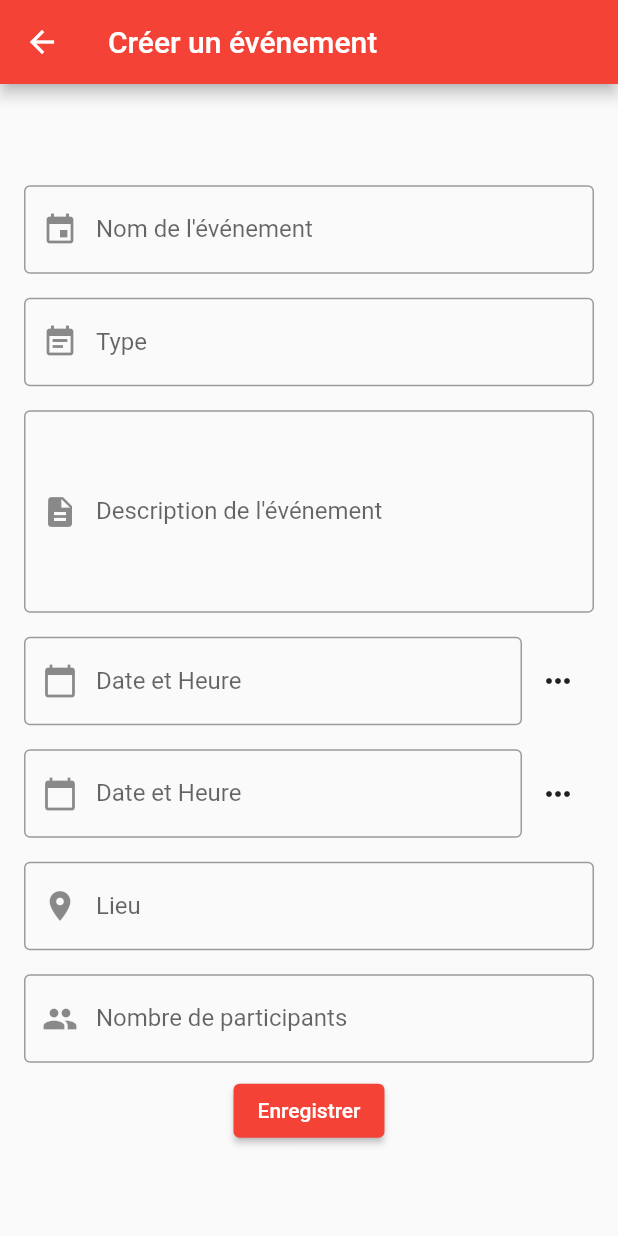
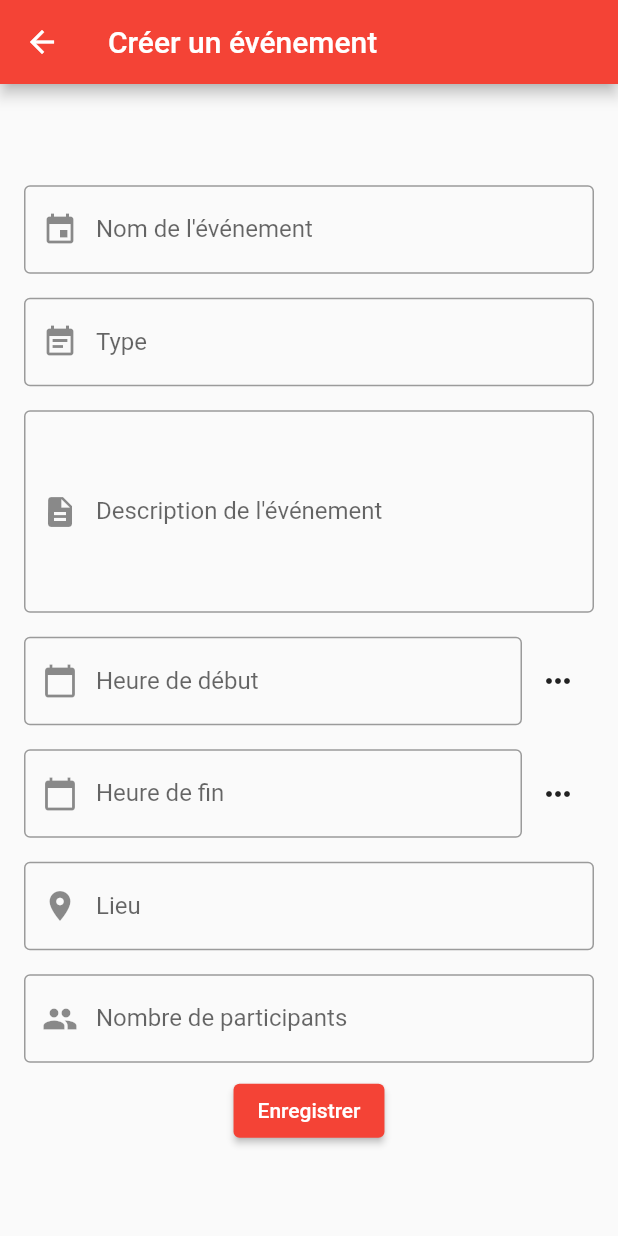
Before and after one commit to regi-gouale/event_checkin, a Flutter app: the screen it shows after launch, after a tap on the "add" icon, on a phone screen of 412 x 824 dp. Run offline on Flutter 3.47's test engine with Material 2 defaults, Android fonts, the phone set to English and light mode, and no system bars; our stand-ins replace cloud_firestore, firebase_core; missing offline and left inert: qr_code_scanner; accounts and stored records are empty; generated files the repository leaves out were written again.

Commit message:
Modification duu titre de l'application Ajout d'un label au champ calendrier Suppression du code mort Gestion des cas d'erreur dans l'appel à la base de donnée Modification du message de scan

```diff
--- a/lib/main.dart
+++ b/lib/main.dart
@@ -32,7 +32,7 @@ class EventCheckin extends StatelessWidget {
   Widget build(BuildContext context) {
     return MaterialApp(
       debugShowCheckedModeBanner: false,
-      title: 'Flutter Demo',
+      title: 'ICC Lyon Check-in',
       theme: ThemeData(
         primarySwatch: Colors.red,
       ),
--- a/lib/ui/components/calendar_picker.dart
+++ b/lib/ui/components/calendar_picker.dart
@@ -2,9 +2,14 @@ import 'package:flutter/material.dart';
 import 'package:intl/intl.dart';
 
 class CalendarPicker extends StatefulWidget {
-  const CalendarPicker({Key? key, required this.controller}) : super(key: key);
+  const CalendarPicker({
+    Key? key,
+    required this.controller,
+    this.dateLabel = 'Heure de début',
+  }) : super(key: key);
 
   final TextEditingController controller;
+  final String dateLabel;
   static String timeFormat = "EEEE, d MMMM, yyyy 'at' h:mm";
 
   static DateTime? stringToDate(String dateString) {
@@ -29,8 +34,6 @@ class CalendarPicker extends StatefulWidget {
 }
 
 class _CalendarPickerState extends State<CalendarPicker> {
-
-
   Future<void> dateTimePicker() async {
     final DateTime? date = await showDatePicker(
       context: context,
@@ -47,13 +50,12 @@ class _CalendarPickerState extends State<CalendarPicker> {
         final DateTime dateTime =
             DateTime(date.year, date.month, date.day, time.hour, time.minute);
         setState(() {
-          widget.controller.text = DateFormat(CalendarPicker.timeFormat).format(dateTime);
+          widget.controller.text =
+              DateFormat(CalendarPicker.timeFormat).format(dateTime);
         });
       }
     }
   }
-
-
 
   bool datValidator(String date) {
     return CalendarPicker.stringToDate(date) != null;
@@ -67,7 +69,7 @@ class _CalendarPickerState extends State<CalendarPicker> {
           child: TextFormField(
             controller: widget.controller,
             decoration: InputDecoration(
-              labelText: 'Date et Heure',
+              labelText: widget.dateLabel,
               border: const OutlineInputBorder(),
               prefixIcon: IconButton(
                 icon: const Icon(Icons.calendar_today),
--- a/lib/ui/components/edit_event_form.dart
+++ b/lib/ui/components/edit_event_form.dart
@@ -95,7 +95,6 @@ class _EditEventFormState extends State<EditEventForm> {
               }
               return null;
             },
-
           ),
         ),
         Padding(
@@ -139,36 +138,11 @@ class _EditEventFormState extends State<EditEventForm> {
         ),
         Padding(
           padding: const EdgeInsets.all(8.0),
-          child: CalendarPicker(controller: _endTimeController),
+          child: CalendarPicker(
+            controller: _endTimeController,
+            dateLabel: "Heure de fin",
+          ),
         ),
-        // TextFormField(
-        //   controller: _startTimeController,
-        //   decoration: const InputDecoration(
-        //     labelText: 'Heure de début',
-        //     border: OutlineInputBorder(),
-        //     prefixIcon: Icon(Icons.access_time),
-        //   ),
-        //   validator: (String? value) {
-        //     if (value!.isEmpty) {
-        //       return 'Veuillez entrer une heure de début';
-        //     }
-        //     return null;
-        //   },
-        // ),
-        // TextFormField(
-        //   controller: _endTimeController,
-        //   decoration: const InputDecoration(
-        //     labelText: 'Heure de fin',
-        //     border: OutlineInputBorder(),
-        //     prefixIcon: Icon(Icons.access_time),
-        //   ),
-        //   validator: (String? value) {
-        //     if (value!.isEmpty) {
-        //       return 'Veuillez entrer une heure de fin';
-        //     }
-        //     return null;
-        //   },
-        // ),
         Padding(
           padding: const EdgeInsets.all(8.0),
           child: TextFormField(
--- a/lib/ui/screens/home_screen.dart
+++ b/lib/ui/screens/home_screen.dart
@@ -41,11 +41,30 @@ class _HomeScreenState extends State<HomeScreen> {
                 ),
               )
               .snapshots(),
-          builder:
-              (BuildContext context, AsyncSnapshot<QuerySnapshot> snapshot) {
+          builder: (
+            BuildContext context,
+            AsyncSnapshot<QuerySnapshot> snapshot,
+          ) {
+            if (snapshot.connectionState == ConnectionState.waiting) {
+              return const Center(
+                child: CircularProgressIndicator(
+                  backgroundColor: Colors.purple,
+                ),
+              );
+            }
             if (!snapshot.hasData) {
               return const Center(
-                child: CircularProgressIndicator(),
+                child: CircularProgressIndicator(
+                  backgroundColor: Colors.yellow,
+                ),
+              );
+            }
+            if (snapshot.hasError) {
+              return Center(
+                child: Text(
+                  'Erreur: ${snapshot.error}',
+                  style: const TextStyle(color: Colors.red),
+                ),
               );
             }
             return ListView.builder(
```
Also changed, not shown: lib/ui/views/event_attendees_view.dart (+15 -0 lines), lib/ui/views/event_details_view.dart (+25 -2 lines), lib/ui/views/scan_code_view.dart (+13 -11 lines).
